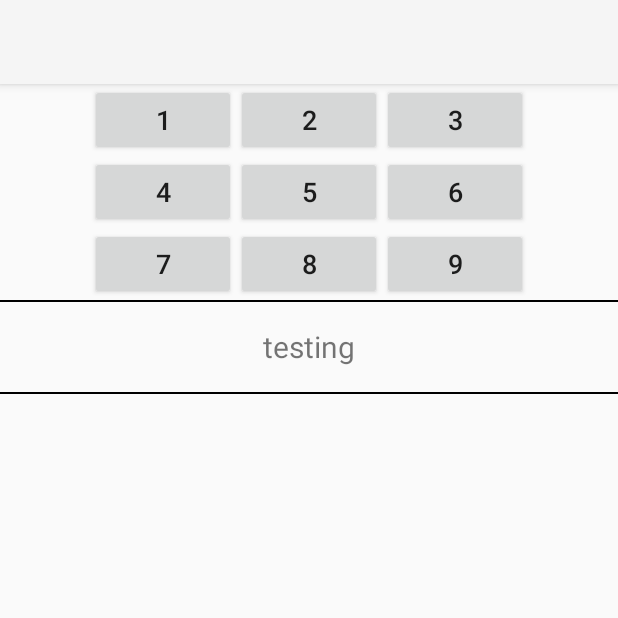
After one commit to ly989264/D2D_Assignment, an Android app: the Task2 screen opened directly, with no data from a screen before it, on a phone screen of 412 x 824 dp, the top half of it. The commit adds this screen. Run offline under Robolectric (Android 15) with nearby library versions, the phone set to English and light mode, and no system bars; libraries missing offline, so code that uses them is left out: com.jjoe64.graphview; 1 statement that could not run was skipped.

```diff
--- a/app/src/main/AndroidManifest.xml
+++ b/app/src/main/AndroidManifest.xml
@@ -12,7 +12,8 @@
         android:roundIcon="@mipmap/ic_launcher_round"
         android:supportsRtl="true"
         android:theme="@style/AppTheme">
-        <activity android:name=".Task1"></activity>
+        <activity android:name=".Task2"></activity>
+        <activity android:name=".Task1" />
         <activity android:name=".MainActivity">
             <intent-filter>
                 <action android:name="android.intent.action.MAIN" />
--- /dev/null
+++ b/app/src/main/java/com/example/d2d/Task2.java
@@ -0,0 +1,13 @@
+package com.example.d2d;
+
+import android.support.v7.app.AppCompatActivity;
+import android.os.Bundle;
+
+public class Task2 extends AppCompatActivity {
+
+    @Override
+    protected void onCreate(Bundle savedInstanceState) {
+        super.onCreate(savedInstanceState);
+        setContentView(R.layout.activity_task2);
+    }
+}
--- a/app/src/main/java/com/example/d2d/Tone_sender.java
+++ b/app/src/main/java/com/example/d2d/Tone_sender.java
@@ -36,7 +36,7 @@ public class Tone_sender {
             // because 16 bit in range of -32767 to +32767, need to multiple 32767
             short val = (short) (dVal * 32767);
             generated_snd[idx++] = (byte) (val & 0x00ff);
-            generated_snd[idx++] = (byte) ((val & 0x00ff) >>> 8);
+            generated_snd[idx++] = (byte) ((val & 0xff00) >>> 8);
         }
     }
 
--- /dev/null
+++ b/app/src/main/res/layout/activity_task2.xml
@@ -0,0 +1,122 @@
+<?xml version="1.0" encoding="utf-8"?>
+<LinearLayout xmlns:android="http://schemas.android.com/apk/res/android"
+    android:orientation="vertical"
+    android:layout_width="match_parent"
+    android:layout_height="match_parent">
+
+    <LinearLayout
+        android:orientation="horizontal"
+        android:layout_width="match_parent"
+        android:layout_height="wrap_content"
+        android:layout_marginLeft="60dp"
+        android:layout_marginRight="60dp">
+
+        <Button
+            android:id="@+id/button_number_1"
+            android:layout_width="0dp"
+            android:layout_height="match_parent"
+            android:layout_weight="3"
+            android:text="1"
+            android:textSize="18dp"/>
+
+        <Button
+            android:id="@+id/button_number_2"
+            android:layout_width="0dp"
+            android:layout_height="match_parent"
+            android:layout_weight="3"
+            android:text="2"
+            android:textSize="18dp"/>
+
+        <Button
+            android:id="@+id/button_number_3"
+            android:layout_width="0dp"
+            android:layout_height="match_parent"
+            android:layout_weight="3"
+            android:text="3"
+            android:textSize="18dp"/>
+    </LinearLayout>
+
+    <LinearLayout
+        android:orientation="horizontal"
+        android:layout_width="match_parent"
+        android:layout_height="wrap_content"
+        android:layout_marginLeft="60dp"
+        android:layout_marginRight="60dp">
+
+        <Button
+            android:id="@+id/button_number_4"
+            android:layout_width="0dp"
+            android:layout_height="match_parent"
+            android:layout_weight="3"
+            android:text="4"
+            android:textSize="18dp"/>
+
+        <Button
+            android:id="@+id/button_number_5"
+            android:layout_width="0dp"
+            android:layout_height="match_parent"
+            android:layout_weight="3"
+            android:text="5"
+            android:textSize="18dp"/>
+
+        <Button
+            android:id="@+id/button_number_6"
+            android:layout_width="0dp"
+            android:layout_height="match_parent"
+            android:layout_weight="3"
+            android:text="6"
+            android:textSize="18dp"/>
+    </LinearLayout>
+
+    <LinearLayout
+        android:orientation="horizontal"
+        android:layout_width="match_parent"
+        android:layout_height="wrap_content"
+        android:layout_marginLeft="60dp"
+        android:layout_marginRight="60dp">
+
+        <Button
+            android:id="@+id/button_number_7"
+            android:layout_width="0dp"
+            android:layout_height="match_parent"
+            android:layout_weight="3"
+            android:text="7"
+            android:textSize="18dp"/>
+
+        <Button
+            android:id="@+id/button_number_8"
+            android:layout_width="0dp"
+            android:layout_height="match_parent"
+            android:layout_weight="3"
+            android:text="8"
+            android:textSize="18dp"/>
+
+        <Button
+            android:id="@+id/button_number_9"
+            android:layout_width="0dp"
+            android:layout_height="match_parent"
+            android:layout_weight="3"
+            android:text="9"
+            android:textSize="18dp"/>
+    </LinearLayout>
+
+    <View
+        android:layout_width="match_parent"
+        android:layout_height="1dp"
+        android:background="#000" />
+
+    <TextView
+        android:id="@+id/textview_number_input"
+        android:layout_width="match_parent"
+        android:layout_height="60dp"
+        android:layout_marginLeft="60dp"
+        android:layout_marginRight="60dp"
+        android:textSize="20dp"
+        android:gravity="center"
+        android:text="testing" />
+
+    <View
+        android:layout_width="match_parent"
+        android:layout_height="1dp"
+        android:background="#000" />
+</LinearLayout>
```
Also changed, not shown: app/src/main/java/com/example/d2d/MainActivity.java (+7 -0 lines), app/src/main/java/com/example/d2d/Task1.java (+83 -16 lines), app/src/main/res/layout/activity_task1.xml (+40 -4 lines).
